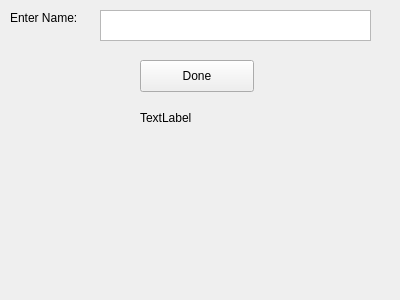
Above: widget.ui from hammingcube/qt-experiments before the change. Below: the same form after it.
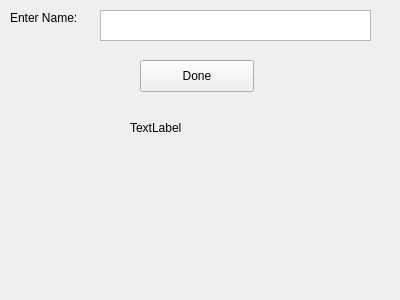
That is the form after the change.

Commit message: trivial UI change to play with git

What changed in the file:
```diff
--- a/widget.ui
+++ b/widget.ui
@@ -55,8 +55,8 @@
   <widget class="QLabel" name="label_2">
    <property name="geometry">
     <rect>
-     <x>140</x>
-     <y>110</y>
+     <x>130</x>
+     <y>120</y>
      <width>171</width>
      <height>16</height>
     </rect>
```
